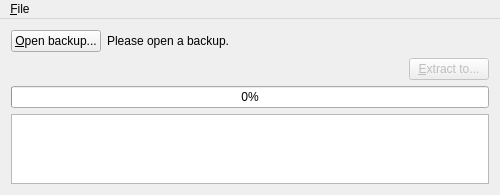
The window that mainwindow.ui (alexclassroom/Qtraktor) describes before a commit, drawn with Qt 5.
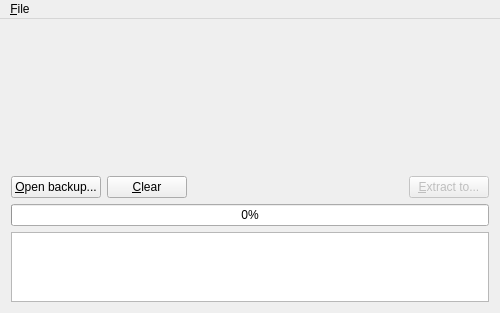
The same window after the commit. Custom widgets are drawn as their Qt base class.

Commit message:
Drag drop (#6)
* Allow archives to be Drag & Drop onto the app

* drag n drop version overlay

* Drag n drop like on tractor on web

* Fix absolute path

* Add click event od drop area to open file browser

* remove qDebug form code

---------

```diff
--- a/mainwindow.ui
+++ b/mainwindow.ui
@@ -7,7 +7,7 @@
     <x>0</x>
     <y>0</y>
     <width>500</width>
-    <height>160</height>
+    <height>300</height>
    </rect>
   </property>
   <property name="windowTitle">
@@ -22,9 +22,23 @@
    </property>
    <layout class="QVBoxLayout" name="verticalLayout">
     <item>
-     <layout class="QVBoxLayout" name="verticalLayout_2">
+     <widget class="DropOverlay" name="dropZone" native="true">
+      <property name="sizePolicy">
+       <sizepolicy hsizetype="Expanding" vsizetype="Expanding">
+        <horstretch>0</horstretch>
+        <verstretch>1</verstretch>
+       </sizepolicy>
+      </property>
+      <property name="minimumSize">
+       <size>
+        <width>0</width>
+        <height>140</height>
+       </size>
+      </property>
+     </widget>
+    </item>
       <item>
-       <layout class="QHBoxLayout" name="layoutTop">
+     <layout class="QHBoxLayout" name="layoutButtons">
         <item>
          <widget class="QPushButton" name="openBackupButton">
           <property name="sizePolicy">
@@ -39,22 +53,18 @@
          </widget>
         </item>
         <item>
-         <widget class="QLabel" name="backupNameLabel">
-          <property name="layoutDirection">
-           <enum>Qt::LeftToRight</enum>
+       <widget class="QPushButton" name="clearButton">
+        <property name="sizePolicy">
+         <sizepolicy hsizetype="Fixed" vsizetype="Fixed">
+          <horstretch>0</horstretch>
+          <verstretch>0</verstretch>
+         </sizepolicy>
           </property>
           <property name="text">
-           <string>Please open a backup.</string>
-          </property>
-          <property name="alignment">
-           <set>Qt::AlignLeading|Qt::AlignLeft|Qt::AlignVCenter</set>
+         <string>&amp;Clear</string>
           </property>
          </widget>
         </item>
-       </layout>
-      </item>
-      <item>
-       <layout class="QHBoxLayout" name="layoutAction">
         <item>
          <spacer name="horizontalSpacer">
           <property name="orientation">
@@ -107,8 +117,6 @@
        </widget>
       </item>
      </layout>
-    </item>
-   </layout>
   </widget>
   <widget class="QMenuBar" name="menuBar">
    <property name="geometry">
@@ -147,6 +155,13 @@
   </action>
  </widget>
  <layoutdefault spacing="6" margin="11"/>
+ <customwidgets>
+  <customwidget>
+   <class>DropOverlay</class>
+   <extends>QWidget</extends>
+   <header>dropoverlay.h</header>
+  </customwidget>
+ </customwidgets>
  <resources/>
  <connections>
   <connection>
```
Left out of the diff: 41 changed lines with no effect on the pictures. Lines whose indentation alone changed are shown as unchanged. The commit also changes 11 other files.
